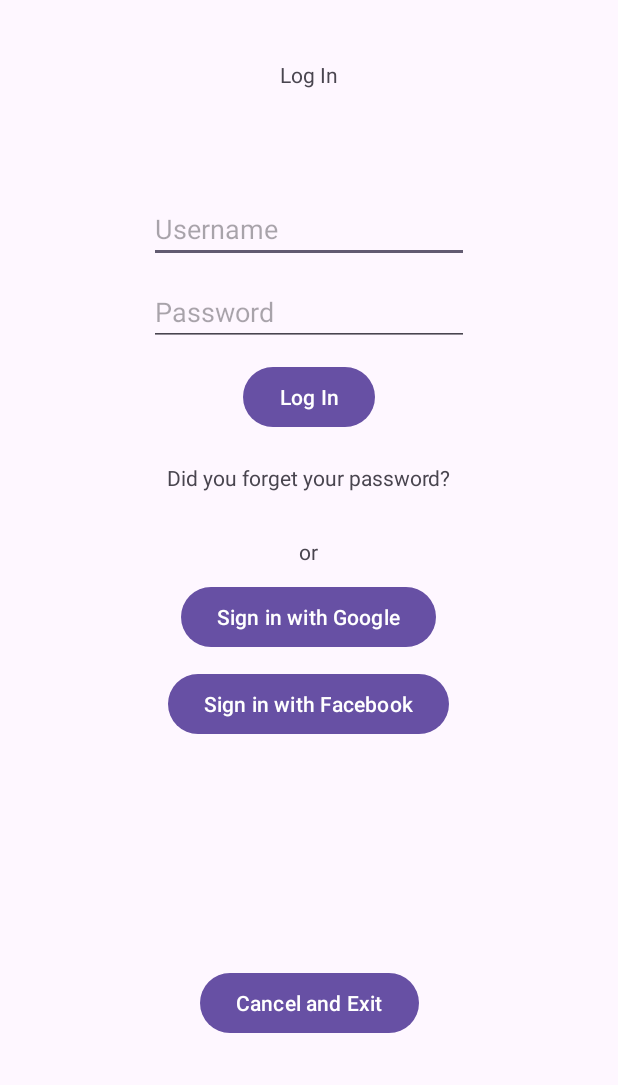
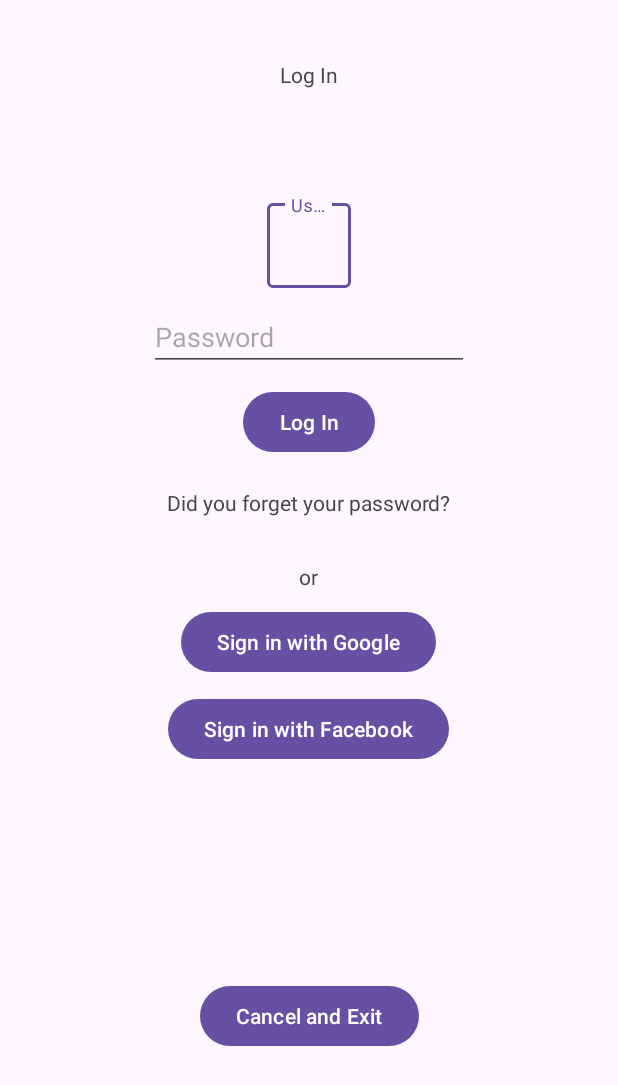
Before and after one commit to PolVillar/Proyecto_JNP_2, an Android app: the LogInForm_Screen screen opened directly, with no data from a screen before it, on a phone screen of 412 x 824 dp. Shown: the top 1085 px of the screen. Run offline under Robolectric (Android 15) with nearby library versions, the phone set to English and light mode, and no system bars; our stand-ins replace Volley.

Commit message:
Version juan

```diff
--- a/app/src/main/res/layout/activity_log_in_form_screen.xml
+++ b/app/src/main/res/layout/activity_log_in_form_screen.xml
@@ -25,13 +25,24 @@
             android:orientation="vertical"
             android:padding="20dp">
 
-            <EditText
+            <com.google.android.material.textfield.TextInputLayout
+                android:layout_width="wrap_content"
+                android:layout_height="wrap_content">
+
+                <com.google.android.material.textfield.TextInputEditText
+                    android:layout_width="wrap_content"
+                    android:layout_height="wrap_content"
+                    android:ems="10"
+                    android:hint="@string/username" />
+            </com.google.android.material.textfield.TextInputLayout>
+
+          <!--  <EditText
                 android:id="@+id/username_et"
                 android:layout_width="wrap_content"
                 android:layout_height="wrap_content"
                 android:ems="10"
                 android:hint="@string/username"
-                android:inputType="text" />
+                android:inputType="text" />-->
 
             <EditText
                 android:id="@+id/password_et"
--- a/app/src/main/res/values/strings.xml
+++ b/app/src/main/res/values/strings.xml
@@ -42,5 +42,6 @@
     <string name="all_closets">ALL CLOSETS</string>
     <string name="all_suitcases">ALL SUITCASES</string>
     <string name="all_list">ALL</string>
+    <string name="last_use_null">Not used yet</string>
 
 </resources>
```
Also changed, not shown: app/src/main/java/com/example/proyecto_jnp/AllCloset.java (+0 -58 lines), app/src/main/java/com/example/proyecto_jnp/RecyclerViewAdapter.java (added, +66 -0 lines).
